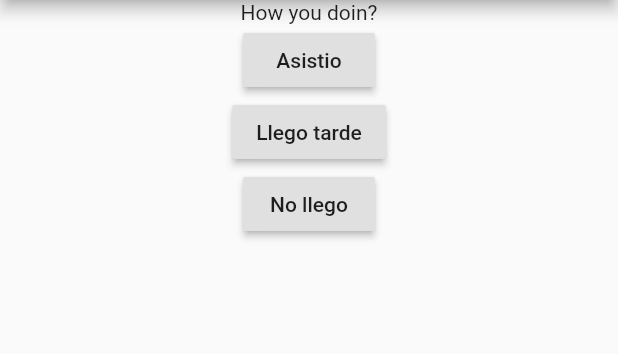
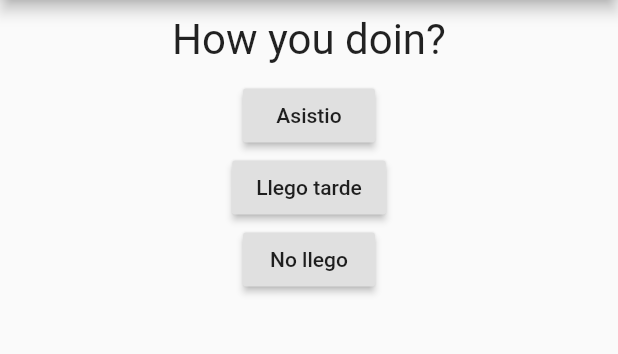
Before and after one commit to JMarinez/control_app, a Flutter app: the screen it shows after launch, after a tap on "Asistio", on a phone screen of 412 x 824 dp, the part 84-438 px from its top. Run offline on Flutter 3.47's test engine with Material 2 defaults, Android fonts, the phone set to English and light mode, and no system bars.

Commit message:
[ADD] Question widget

```diff
--- a/lib/main.dart
+++ b/lib/main.dart
@@ -1,24 +1,24 @@
 import 'package:flutter/material.dart';
+
+import './question.dart';
 
 void main() {
   runApp(MyApp());
 }
 
 class MyApp extends StatefulWidget {
-
   @override
-  State<StatefulWidget> createState(){
-    return MyAppState();
+  State<StatefulWidget> createState() {
+    return _MyAppState();
+  }
 }
 
-}
+class _MyAppState extends State<MyApp> {
+  var _currentQuestion = 0;
 
-class MyAppState extends State<MyApp> {
-  var currentQuestion = 0;
-
-  void changeQuestion() {
+  void _changeQuestion() {
     setState(() {
-     currentQuestion = currentQuestion + 1;
+      _currentQuestion = _currentQuestion + 1;
     });
   }
 
@@ -50,35 +50,35 @@ class MyAppState extends State<MyApp> {
             ],
           ),
         ),
-        body: Center(
-          child: Column(
+        body: Column(
           children: <Widget>[
-              Text(questions[currentQuestion]),
+            Question(
+              questions[_currentQuestion],
+            ),
             RaisedButton(
               child: Text("Asistio"),
               onPressed: () {
-                  changeQuestion();
+                _changeQuestion();
                 print("Asistio!");
               },
             ),
             RaisedButton(
               child: Text("Llego tarde"),
               onPressed: () {
-                  changeQuestion();
+                _changeQuestion();
                 print("Llego tarde!");
               },
             ),
             RaisedButton(
               child: Text("No llego"),
               onPressed: () {
-                  changeQuestion();
+                _changeQuestion();
                 print("No llego!");
               },
             )
           ],
         ),
       ),
-      ),
     );
   }
 }
--- /dev/null
+++ b/lib/question.dart
@@ -0,0 +1,22 @@
+import 'package:flutter/material.dart';
+
+class Question extends StatelessWidget {
+  final String questionText;
+
+  Question(this.questionText);
+
+  @override
+  Widget build(BuildContext context) {
+    return Container(
+      width: double.infinity,
+      margin: EdgeInsets.all(10),
+      child: Text(
+        questionText,
+        style: TextStyle(
+          fontSize: 28,
+        ),
+        textAlign: TextAlign.center,
+      )
+    );
+  }
+}
```
Lines whose indentation alone changed are shown as unchanged.
